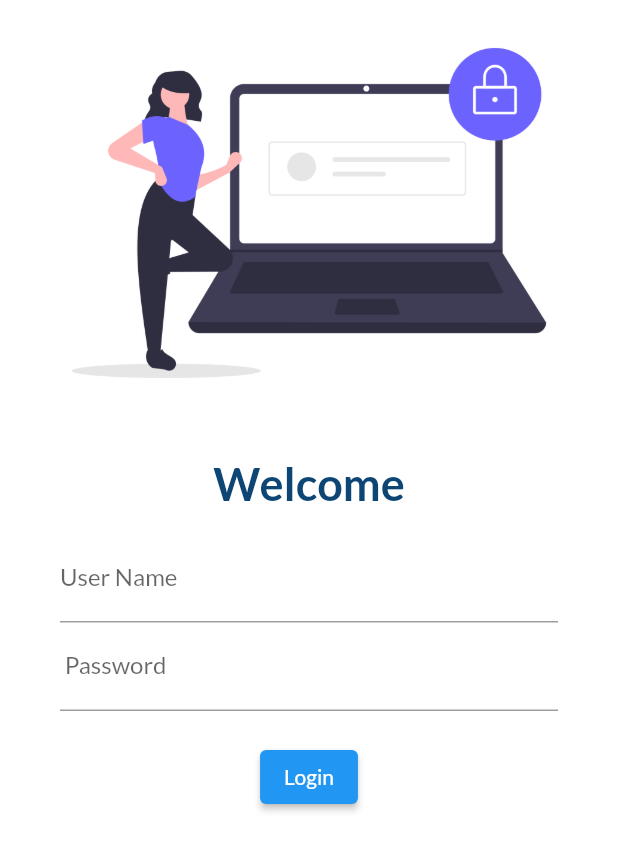
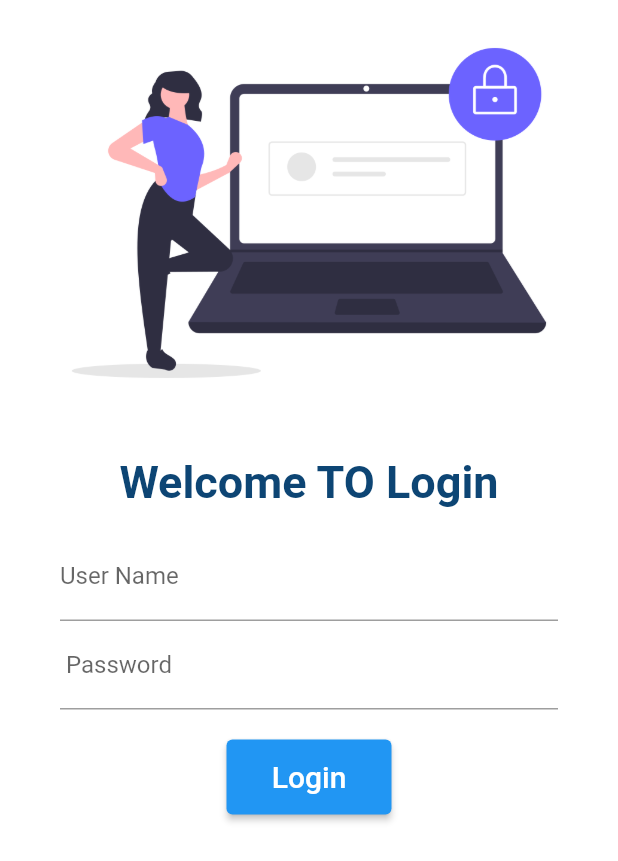
Before and after one commit to deeprajkumar/catalog, a Flutter app: the screen it shows after launch, on a phone screen of 412 x 824 dp. Shown: the top 861 px of the screen. Run offline on Flutter 3.47's test engine with Material 2 defaults, Android fonts, the phone set to English and light mode, and no system bars.

Commit message:
day5 completed

```diff
--- a/lib/main.dart
+++ b/lib/main.dart
@@ -1,7 +1,8 @@
 import 'package:flutter/material.dart';
-import 'package:google_fonts/google_fonts.dart';
+
 import 'pages/home_page.dart';
 import 'pages/login_page.dart';
+import 'ulits/route.dart';
 
 void main() => runApp(MyApp());
 
@@ -13,7 +14,6 @@ class MyApp extends StatelessWidget {
       themeMode: ThemeMode.light,
       theme: ThemeData(
         primarySwatch: Colors.blue,
-        fontFamily: GoogleFonts.lato().fontFamily,
       ),
       darkTheme: ThemeData(
         brightness: Brightness.dark,
@@ -22,8 +22,8 @@ class MyApp extends StatelessWidget {
       routes: {
         // ignore: non_constant_identifier_names
         "/": (Context) => LoginPage(),
-        "/": (Context) => HomePage(),
-        "/login": (context) => LoginPage(),
+        MyRoute.homeRoute: (Context) => HomePage(),
+        MyRoute.loginRoute: (context) => LoginPage(),
       },
     );
   }
--- a/lib/pages/login_page.dart
+++ b/lib/pages/login_page.dart
@@ -1,6 +1,8 @@
-// ignore_for_file: prefer_const_constructors
+// ignore_for_file: prefer_const_constructors, use_key_in_widget_constructors
 
 import 'package:flutter/material.dart';
+
+import '../ulits/route.dart';
 
 class LoginPage extends StatelessWidget {
   @override
@@ -17,7 +19,7 @@ class LoginPage extends StatelessWidget {
               height: 20.0,
             ),
             Text(
-              "Welcome",
+              "Welcome TO Login",
               style: TextStyle(
                 fontSize: 30,
                 fontWeight: FontWeight.bold,
@@ -47,10 +49,17 @@ class LoginPage extends StatelessWidget {
                   height: 20.0,
                 ),
                 ElevatedButton(
-                  child: Text("Login"),
-                  style: TextButton.styleFrom(),
+                  child: Text(
+                    "Login",
+                    style: TextStyle(
+                      fontSize: 20,
+                    ),
+                  ),
+                  style: TextButton.styleFrom(
+                    minimumSize: Size(110, 50),
+                  ),
                   onPressed: () {
-                    print("Hello00000");
+                    Navigator.pushNamed(context, MyRoute.homeRoute);
                   },
                 )
               ]),
--- /dev/null
+++ b/lib/ulits/route.dart
@@ -0,0 +1,4 @@
+class MyRoute {
+  static String loginRoute = "/login";
+  static String homeRoute = "/home";
+}
```
